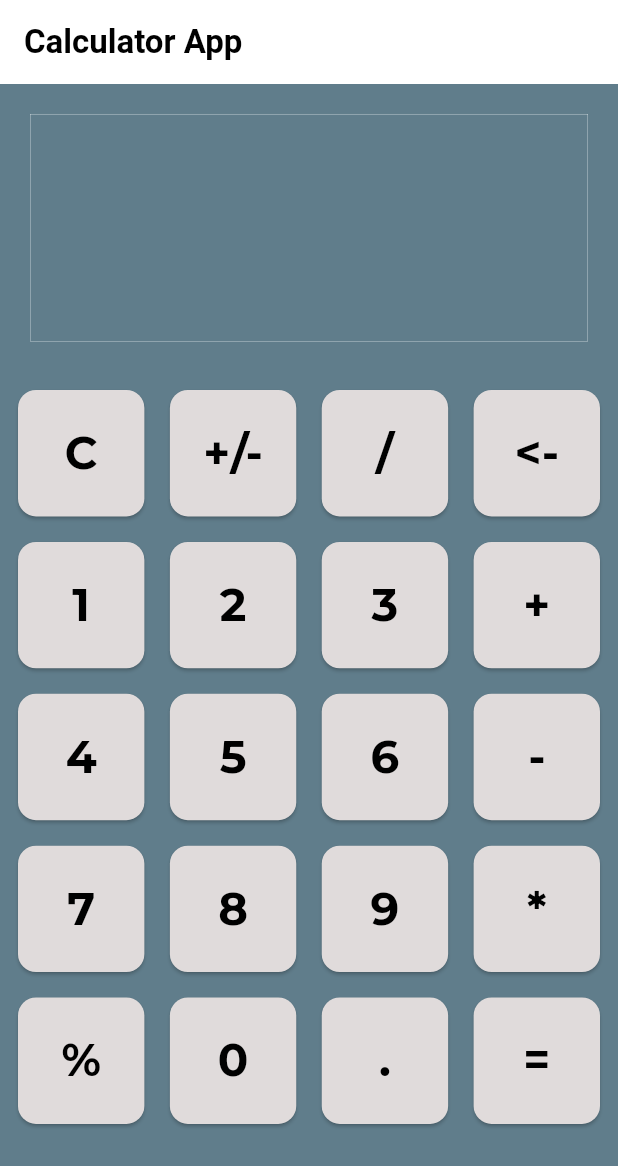
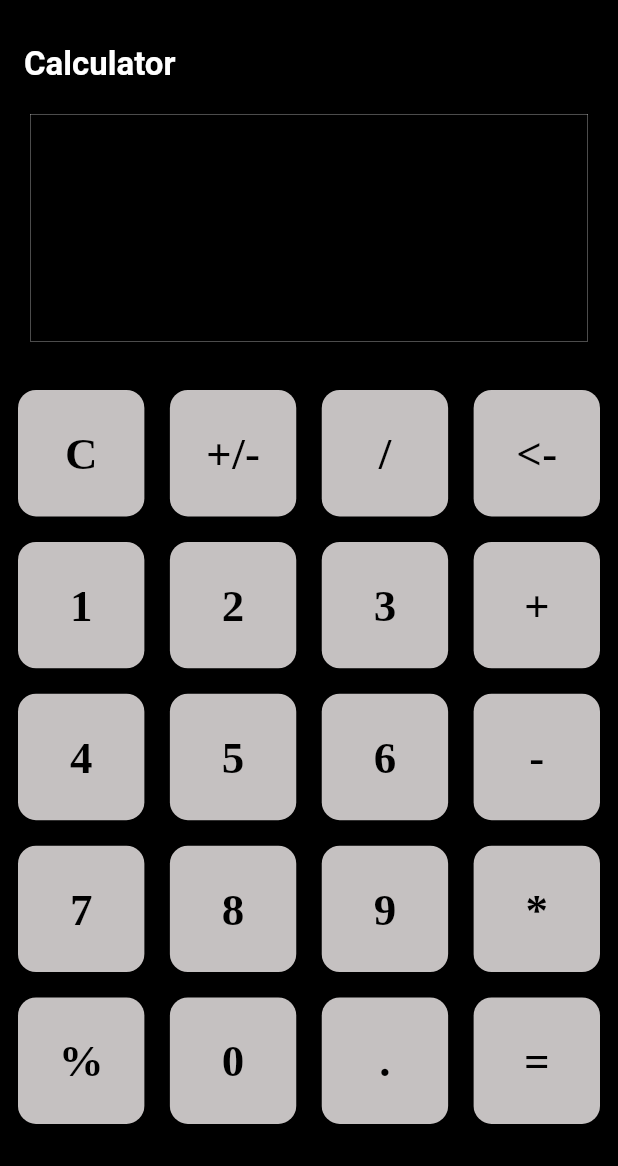
Before and after one commit to Sanjeelathapa7/CalculatorApp, a Flutter app: the screen it shows after launch, on a phone screen of 412 x 824 dp. Shown: the top 1166 px of the screen. Run offline on Flutter 3.47's test engine with Material 3 defaults, Android fonts, the phone set to English and light mode, and no system bars; our stand-ins replace math_expressions; Roboto replaces fonts that are missing (Times New Roman).

Commit message:
theme and font changed

```diff
--- a/lib/app/common/button_view.dart
+++ b/lib/app/common/button_view.dart
@@ -18,7 +18,7 @@ class ButtonsView extends StatelessWidget {
       },
       borderRadius: BorderRadius.circular(10.0),
       child: Card(
-        color: const Color.fromARGB(255, 224, 219, 219),
+        color: const Color.fromARGB(255, 197, 193, 193),
         child: Center(
           child: Text(
             buttonText,
--- a/lib/calculator.dart
+++ b/lib/calculator.dart
@@ -40,13 +40,16 @@ class _CalculatorViewState extends State<Calculator> {
   Widget build(BuildContext context) {
     return Scaffold(
       appBar: AppBar(
-        backgroundColor: Colors.white,
-        title: const Text(
-          'Calculator App',
-          style: TextStyle(
-              fontFamily: "Times New Roman",
-              color: Colors.black,
-              fontWeight: FontWeight.bold),
+        backgroundColor: Colors.black,
+        title: const Padding(
+          padding: EdgeInsets.only(top: 30),
+          child: Text(
+            'Calculator',
+            style: TextStyle(
+                fontFamily: "Times New Roman",
+                color: Colors.white,
+                fontWeight: FontWeight.bold),
+          ),
         ),
         automaticallyImplyLeading: false,
       ),
@@ -106,7 +109,6 @@ class _CalculatorViewState extends State<Calculator> {
               ),
               itemCount: buttons.length,
               itemBuilder: (BuildContext context, int index) {
-                // clear button
                 if (index == 0) {
                   return ButtonsView(
                     buttonText: buttons[index],
@@ -118,7 +120,6 @@ class _CalculatorViewState extends State<Calculator> {
                     },
                   );
                 }
-                // delete button
                 else if (index == 3) {
                   return ButtonsView(
                     buttonText: buttons[index],
@@ -130,7 +131,6 @@ class _CalculatorViewState extends State<Calculator> {
                     },
                   );
                 }
-                // equal button
                 else if (index == buttons.length - 1) {
                   return ButtonsView(
                     buttonText: buttons[index],
@@ -141,13 +141,11 @@ class _CalculatorViewState extends State<Calculator> {
                     },
                   );
                 }
-                // number or decimal point button
                 else if (index >= 4 && index <= 18) {
                   return ButtonsView(
                     buttonText: buttons[index],
                     buttonTapped: () {
                       setState(() {
-                        // If the result is not empty, clear both userQuestion and result
                         if (result.isNotEmpty) {
                           userQuestion = '';
                           result = '';
@@ -157,7 +155,6 @@ class _CalculatorViewState extends State<Calculator> {
                     },
                   );
                 }
-                // rest of the buttons
                 return ButtonsView(
                   buttonText: buttons[index],
                   buttonTapped: () {
--- a/lib/theme/theme_data.dart
+++ b/lib/theme/theme_data.dart
@@ -2,8 +2,8 @@ import 'package:flutter/material.dart';
 
 ThemeData getApplicationTheme() {
   return ThemeData(
-    fontFamily: 'Montserrat Bold',
-    scaffoldBackgroundColor: Colors.blueGrey,
+    fontFamily: 'Tinos Bold',
+    scaffoldBackgroundColor: Colors.black,
     // elevatedButtonTheme: ElevatedButtonThemeData(
     //     style: ElevatedButton.styleFrom(
     //         textStyle: const TextStyle(
--- a/pubspec.yaml
+++ b/pubspec.yaml
@@ -77,9 +77,9 @@ flutter:
   # list giving the asset and other descriptors for the font. For
   # example:
   fonts:
-    - family:  Montserrat Bold
+    - family:  Tinos Bold
       fonts:
-        - asset: assets/fonts/Montserrat-Bold.ttf
+        - asset: assets/fonts/Tinos-Bold.ttf
 
 
   # For details regarding fonts from package dependencies,
```
Also changed, not shown: assets/fonts/Tinos-Bold.ttf (added).
